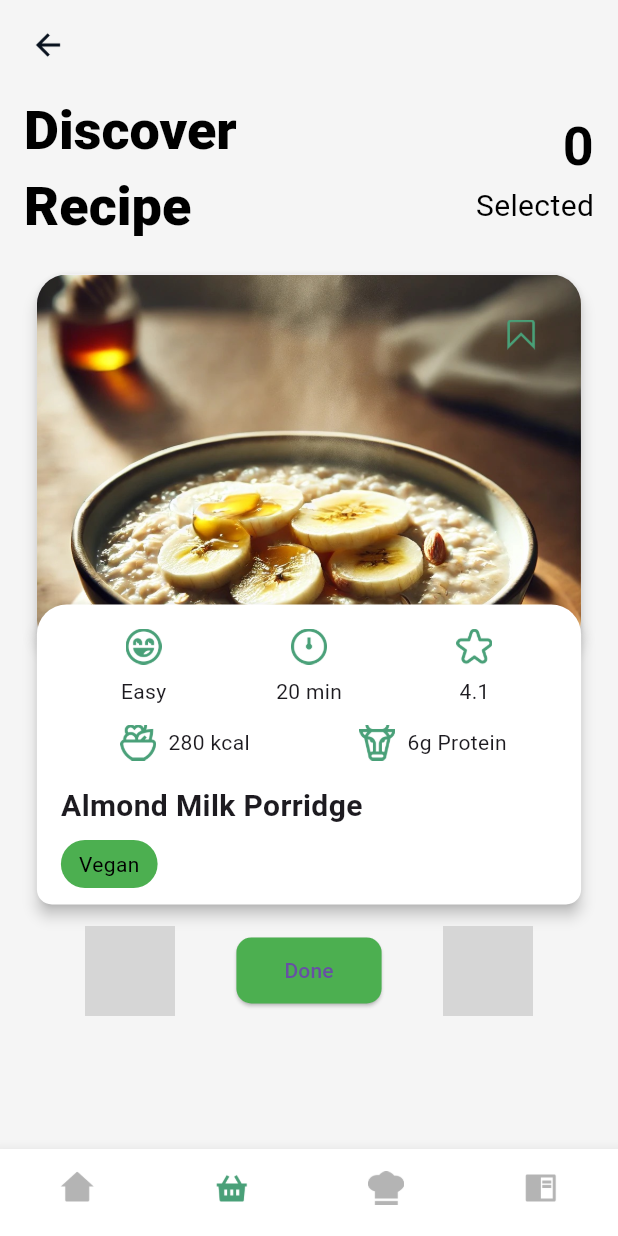
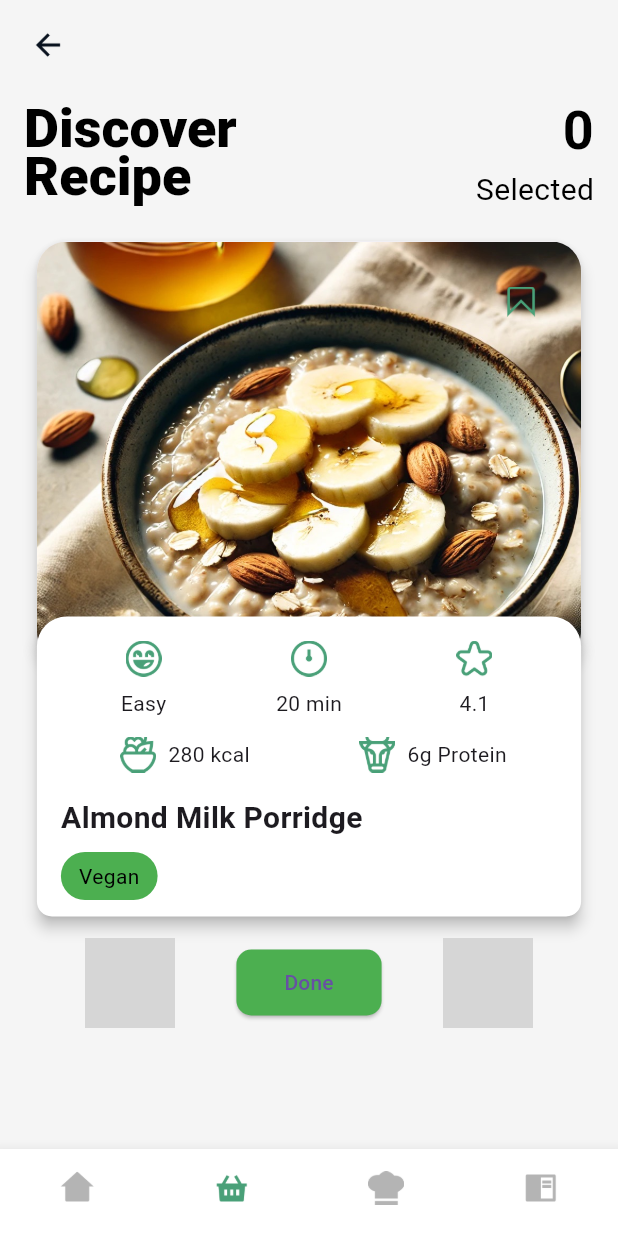
Before and after one commit to aadityayadav17/binarybandits, a Flutter app: the screen it shows after launch, after a tap on "Go to Recipe Selection", on a phone screen of 412 x 824 dp. Run offline on Flutter 3.47's test engine with Material 3 defaults, Android fonts, the phone set to English and light mode, and no system bars; our stand-ins replace firebase_core, google_fonts; accounts and stored records are empty; Roboto replaces fonts that are missing (Roboto Flex); grey boxes are pictures that could not be loaded.

Commit message:
Recipe Selection (31/n)

```diff
--- a/lib/screens/recipe_selection_screen.dart
+++ b/lib/screens/recipe_selection_screen.dart
@@ -124,6 +124,7 @@ class _RecipeSelectionScreenState extends State<RecipeSelectionScreen> {
                             fontWeight: FontWeight.w900,
                             fontSize: 36,
                             letterSpacing: 0,
+                            height: 0.9,
                           ),
                         ),
                       ],
@@ -170,7 +171,7 @@ class _RecipeSelectionScreenState extends State<RecipeSelectionScreen> {
                           child: Image.asset(
                             recipe.image, // Dynamically load the local image
                             width: double.infinity,
-                            height: 250,
+                            height: 280,
                             fit: BoxFit.cover,
                           ),
                         ),
@@ -203,7 +204,7 @@ class _RecipeSelectionScreenState extends State<RecipeSelectionScreen> {
                     // Recipe Information Card slightly overlapping the image card
                     Positioned(
                       top:
-                          220, // Overlaps the image by 50px as in the original code
+                          250, // Overlaps the image by 50px as in the original code
                       child: SizedBox(
                         width: MediaQuery.of(context).size.width * 0.9,
                         child: Card(
```
Also changed, not shown: assets/recipes/images/AlmondMilkPorridge.jpeg.
